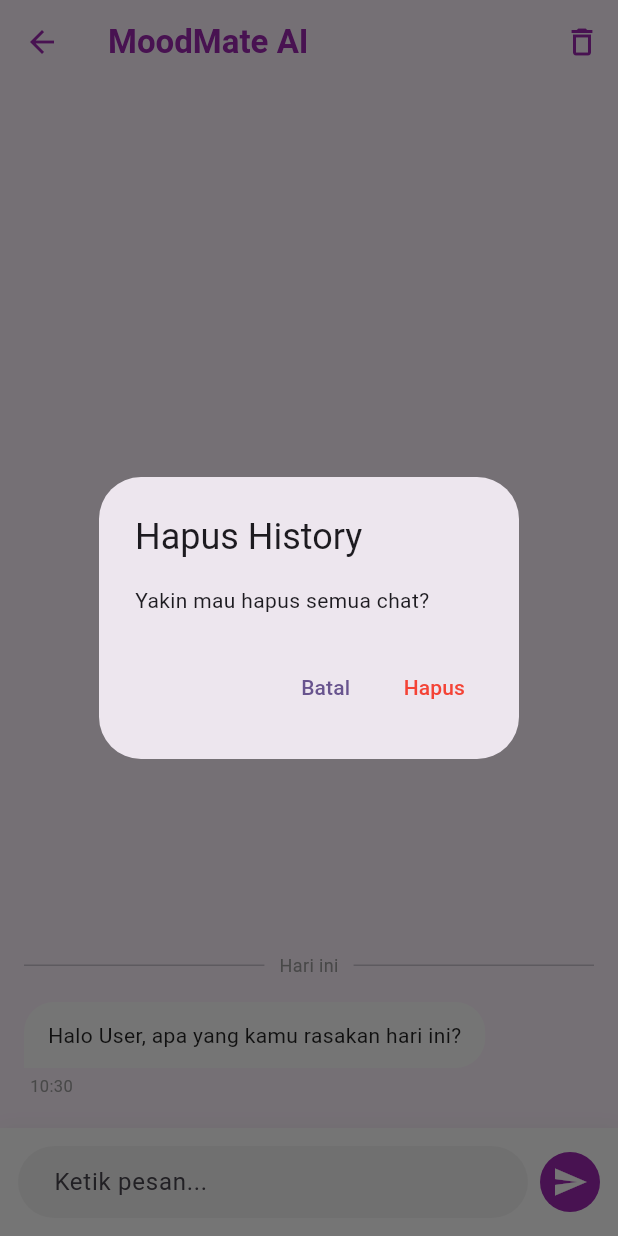
After one commit to ainylestari/ProjectAkhir_TPM, a Flutter app: the ChatScreen screen opened directly, after a tap on the "delete outline" icon, on a phone screen of 412 x 824 dp. The commit adds this screen. Run offline on Flutter 3.47's test engine with Material 3 defaults, Android fonts, the phone set to English and light mode, and no system bars; our stand-ins replace flutter_dotenv, geolocator, image_picker, local_auth, shared_preferences, sqflite; accounts and stored records are empty.

Commit message:
chat bot selesai, lbs masih bug

```diff
--- a/lib/database.dart
+++ b/lib/database.dart
@@ -376,6 +376,11 @@ class DatabaseHelper {
     return await db.insert('explore', row);
   }
 
+  Future<void> clearExplore() async {
+    final db = await database;
+    await db.delete('explore');
+  }
+
   /// =====================================================
   /// CHAT HISTORY SECTION
   /// =====================================================
--- /dev/null
+++ b/lib/models/chat_model.dart
@@ -0,0 +1,29 @@
+class ChatMessage {
+  final String text;
+  final String role; // 'user' atau 'ai'
+  final DateTime timestamp;
+
+  ChatMessage({
+    required this.text,
+    required this.role,
+    required this.timestamp,
+  });
+
+  // Untuk simpan ke database atau log
+  Map<String, dynamic> toMap() {
+    return {
+      'text': text,
+      'role': role,
+      'timestamp': timestamp.toIso8601String(),
+    };
+  }
+
+  // Untuk ambil data dari database
+  factory ChatMessage.fromMap(Map<String, dynamic> map) {
+    return ChatMessage(
+      text: map['text'],
+      role: map['role'],
+      timestamp: DateTime.parse(map['timestamp']),
+    );
+  }
+}
--- /dev/null
+++ b/lib/screens/chats.dart
@@ -0,0 +1,329 @@
+import 'package:tpm_tugasakhir/database.dart';
+import 'package:flutter/material.dart';
+import '../services/session.dart';
+import '../models/user_model.dart';
+import '../services/chat_service.dart';
+import '../models/chat_model.dart';
+
+class ChatScreen extends StatefulWidget {
+  const ChatScreen({super.key});
+
+  @override
+  State<ChatScreen> createState() => _ChatScreenState();
+}
+
+class _ChatScreenState extends State<ChatScreen> {
+  final TextEditingController _messageController = TextEditingController();
+  final List<ChatMessage> _messages = [];
+  final ChatService _chatService = ChatService();
+  final ScrollController _scrollController = ScrollController();
+
+  UserModel? currentUser;
+  bool _isLoading = false;
+
+
+  String _formatTime(DateTime dt) {
+    return "${dt.hour.toString().padLeft(2, '0')}:${dt.minute.toString().padLeft(2, '0')}";
+  }
+
+  String _formatDateLabel(DateTime dt) {
+    final now = DateTime.now();
+    final today = DateTime(now.year, now.month, now.day);
+    final yesterday = today.subtract(const Duration(days: 1));
+    final msgDate = DateTime(dt.year, dt.month, dt.day);
+
+    if (msgDate == today) return "Hari ini";
+    if (msgDate == yesterday) return "Kemarin";
+    return "${dt.day}/${dt.month}/${dt.year}";
+  }
+
+  bool _isDifferentDay(int index) {
+    if (index == 0) return true;
+    final curr = _messages[index].timestamp;
+    final prev = _messages[index - 1].timestamp;
+    return DateTime(curr.year, curr.month, curr.day) !=
+        DateTime(prev.year, prev.month, prev.day);
+  }
+
+
+  @override
+  void initState() {
+    super.initState();
+    _loadUser();
+  }
+
+  void _loadUser() async {
+    final user = await SessionManager().getUser();
+    if (!mounted) return;
+
+    // load history dari database
+    final history = await DatabaseHelper.instance.getChatHistory(user?.email ?? '');
+
+    setState(() {
+      currentUser = user;
+      _messages.addAll(history.map((e) => ChatMessage(
+        text: e['message'] as String,
+        role: e['role'] as String,
+        timestamp: DateTime.now(),
+      )));
+    });
+
+    if (_messages.isEmpty) {
+      final welcomeMsg = "Halo ${user?.username ?? 'User'}, apa yang kamu rasakan hari ini?";
+
+      await DatabaseHelper.instance.insertChat({
+        'email': user?.email ?? '',
+        'role': 'ai',
+        'message': welcomeMsg,
+        'timestamp': DateTime.now().toIso8601String(),
+      });
+
+      if (!mounted) return;
+      setState(() {
+        _messages.add(ChatMessage(
+          text: welcomeMsg,
+          role: "ai",
+          timestamp: DateTime.now(),
+        ));
+      });
+    };
+  }
+
+  void _sendMessage() async {
+    if (_messageController.text.trim().isEmpty) return;
+
+    String userMsg = _messageController.text.trim();
+    setState(() {
+      _messages.add(ChatMessage(
+        text: userMsg,
+        role: "user",
+        timestamp: DateTime.now(),
+      ));
+      _isLoading = true;
+    });
+    _messageController.clear();
+    _scrollToBottom();
+
+    final reply = await _chatService.sendMessage(userMsg);
+
+    if (!mounted) return;
+    setState(() {
+      _messages.add(ChatMessage(
+        text: reply,
+        role: "ai",
+        timestamp: DateTime.now(),
+      ));
+      _isLoading = false;
+    });
+
+    // simpan ke DB
+    await DatabaseHelper.instance.insertChat({
+      'email': currentUser?.email ?? '',
+      'role': 'user',
+      'message': userMsg,
+      'timestamp': DateTime.now().toIso8601String(),
+    });
+
+    await DatabaseHelper.instance.insertChat({
+      'email': currentUser?.email ?? '',
+      'role': 'ai',
+      'message': reply,
+      'timestamp': DateTime.now().toIso8601String(),
+    });
+  }
+
+  void _clearHistory() async {
+    await DatabaseHelper.instance.clearChat(currentUser?.email ?? '');
+    _chatService.clearHistory();
+
+    final welcomeMsg = "Halo ${currentUser?.username ?? 'User'}, apa yang kamu rasakan hari ini?";
+
+    await DatabaseHelper.instance.insertChat({
+      'email': currentUser?.email ?? '',
+      'role': 'ai',
+      'message': welcomeMsg,
+      'timestamp': DateTime.now().toIso8601String(),
+    });
+
+    if (!mounted) return;
+    setState(() {
+      _messages.clear();
+      _messages.add(ChatMessage(
+        text: welcomeMsg,
+        role: "ai",
+        timestamp: DateTime.now(),
+      ));
+    });
+  }
+
+  // animasi scroll bawah
+  void _scrollToBottom() {
+    Future.delayed(const Duration(milliseconds: 100), () {
+      if (_scrollController.hasClients) {
+        _scrollController.animateTo(
+          _scrollController.position.maxScrollExtent,
+          duration: const Duration(milliseconds: 300),
+          curve: Curves.easeOut,
+        );
+      }
+    });
+  }
+
+  @override
+  void dispose() {
+    _messageController.dispose();
+    _scrollController.dispose();
+    super.dispose();
+  }
+
+  @override
+  Widget build(BuildContext context) {
+    return Scaffold(
+      appBar: AppBar(
+        title: const Text("MoodMate AI", style: TextStyle(fontWeight: FontWeight.bold)),
+        backgroundColor: Colors.transparent,
+        elevation: 0,
+        foregroundColor: Colors.purple,
+
+        actions: [
+          IconButton(
+            icon: const Icon(Icons.delete_outline),
+            onPressed: () {
+              showDialog(
+                context: context,
+                builder: (_) => AlertDialog(
+                  title: const Text("Hapus History"),
+                  content: const Text("Yakin mau hapus semua chat?"),
+                  actions: [
+                    TextButton(
+                      onPressed: () => Navigator.pop(context),
+                      child: const Text("Batal"),
+                    ),
+                    TextButton(
+                      onPressed: () {
+                        Navigator.pop(context);
+                        _clearHistory();
+                      },
+                      child: const Text("Hapus", style: TextStyle(color: Colors.red)),
+                    ),
+                  ],
+                ),
+              );
+            },
+          ),
+        ],
+      ),
+      body: Column(
+        children: [
+          Expanded(
+            child: ListView.builder(
+              controller: _scrollController,
+              reverse: true, // biar scroll dari bawah
+              padding: const EdgeInsets.all(16),
+              itemCount: _messages.length,
+              itemBuilder: (context, index) {
+                final msg = _messages[_messages.length - 1 - index];
+                final isUser = msg.role == "user";
+                return Column(
+                  children: [
+                    if (_isDifferentDay(_messages.length - 1 - index))
+                      Container(
+                        margin: const EdgeInsets.symmetric(vertical: 12),
+                        child: Row(
+                          children: [
+                            const Expanded(child: Divider()),
+                            Padding(
+                              padding: const EdgeInsets.symmetric(horizontal: 10),
+                              child: Text(
+                                _formatDateLabel(msg.timestamp),
+                                style: const TextStyle(color: Colors.grey, fontSize: 12),
+                              ),
+                            ),
+                            const Expanded(child: Divider()),
+                          ],
+                        ),
+                      ),
+                    _buildChatBubble(msg.text, isUser, msg.timestamp),
+                  ],
+                );
+              },
+            ),
+          ),
+          if (_isLoading) const LinearProgressIndicator(color: Colors.purple),
+          _buildInputArea(),
+        ],
+      ),
+    );
+  }
+
+  Widget _buildChatBubble(String text, bool isUser, DateTime timestamp) {
+    return Align(
+      alignment: isUser ? Alignment.centerRight : Alignment.centerLeft,
+      child: Column(
+        crossAxisAlignment: isUser ? CrossAxisAlignment.end : CrossAxisAlignment.start,
+        children: [
+          Container(
+            margin: const EdgeInsets.symmetric(vertical: 4),
+            padding: const EdgeInsets.symmetric(horizontal: 16, vertical: 12),
+            decoration: BoxDecoration(
+              color: isUser ? Colors.purple : Colors.white,
+              borderRadius: BorderRadius.only(
+                topLeft: const Radius.circular(20),
+                topRight: const Radius.circular(20),
+                bottomLeft: Radius.circular(isUser ? 20 : 0),
+                bottomRight: Radius.circular(isUser ? 0 : 20),
+              ),
+            ),
+            child: Text(
+              text,
+              style: TextStyle(color: isUser ? Colors.white : Colors.black87),
+            ),
+          ),
+          Padding(
+            padding: const EdgeInsets.only(bottom: 4, left: 4, right: 4),
+            child: Text(
+              _formatTime(timestamp),
+              style: const TextStyle(color: Colors.grey, fontSize: 11),
+            ),
+          ),
+        ],
+      ),
+    );
+  }
+
+  Widget _buildInputArea() {
+    return Container(
+      padding: const EdgeInsets.all(12),
+      decoration: BoxDecoration(color: Colors.white, boxShadow: [
+        BoxShadow(color: Colors.grey.withOpacity(0.1), spreadRadius: 1, blurRadius: 10)
+      ]),
+      child: Row(
+        children: [
+          Expanded(
+            child: TextField(
+              controller: _messageController,
+              decoration: InputDecoration(
+                hintText: "Ketik pesan...",
+                border: OutlineInputBorder(
+                  borderRadius: BorderRadius.circular(30),
+                  borderSide: BorderSide.none,
+                ),
+                filled: true,
+                fillColor: Colors.grey[100],
+                contentPadding: const EdgeInsets.symmetric(horizontal: 20),
+              ),
+            ),
+          ),
+          const SizedBox(width: 8),
+          CircleAvatar(
+            backgroundColor: Colors.purple,
+            child: IconButton(
+              icon: const Icon(Icons.send, color: Colors.white),
+              onPressed: _sendMessage,
+            ),
+          ),
+        ],
+      ),
+    );
+  }
+}
--- /dev/null
+++ b/lib/services/chat_service.dart
@@ -0,0 +1,51 @@
+import 'dart:convert';
+import 'package:http/http.dart' as http;
+import 'package:flutter_dotenv/flutter_dotenv.dart';
+
+class ChatService {
+  final String apiKey = dotenv.env['groq_api'] ?? '';
+
+  final List<Map<String, String>> _history = [
+    {
+      "role": "system",
+      "content": "Nama kamu adalah MoodMate AI. Kamu adalah asisten yang empati, "
+          "mendukung, dan ramah untuk membantu pengguna mengelola suasana hati mereka. "
+          "Gunakan bahasa Indonesia yang santai tapi sopan."
+    }
+  ];
+
+  void clearHistory() {
+  _history.removeWhere((e) => e['role'] != 'system');
+  }
+
+  Future<String> sendMessage(String message) async {
+    _history.add({"role": "user", "content": message});
+
+    try {
+      final response = await http.post(
+        Uri.parse("https://api.groq.com/openai/v1/chat/completions"),
+        headers: {
+          "Authorization": "Bearer $apiKey",
+          "Content-Type": "application/json",
+        },
+        body: jsonEncode({
+          "model": "llama-3.3-70b-versatile",
+          "messages": _history,
+        }),
+      );
+
+      if (response.statusCode == 200) {
+        final data = jsonDecode(response.body);
+        final reply = data['choices'][0]['message']['content'] as String;
+        _history.add({"role": "assistant", "content": reply});
+        return reply;
+      } else {
+        print("GROQ ERROR: ${response.body}");
+        return "Maaf, ada masalah koneksi. Coba lagi ya!";
+      }
+    } catch (e) {
+      print("GROQ ERROR: $e");
+      return "Waduh, koneksi ke MoodMate AI lagi bermasalah nih. Coba lagi ya!";
+    }
+  }
+}
--- a/lib/services/location_service.dart
+++ b/lib/services/location_service.dart
@@ -61,7 +61,7 @@ class LocationService {
           'category': categoryName,
           'lat': element['latitude'] ?? 0.0,
           'lng': element['longitude'] ?? 0.0,
-          'imagePath': fsqImage,
+          'imagePath': '',
           'description': element['location']['formatted_address'] ?? 'Lokasi di sekitar kamu'
         });
       }
@@ -77,7 +77,7 @@ class LocationService {
 
       List<Destination> nearbyResult = [];
 
-      // filter destinasi radius 10km
+      // filter destinasi radius 15km
       for (var dest in allDestinations) {
         double distanceInMeters = Geolocator.distanceBetween(
           userPos.latitude, userPos.longitude,
--- a/pubspec.yaml
+++ b/pubspec.yaml
@@ -28,6 +28,7 @@ dependencies:
   latlong2: ^0.9.1
   geolocator: ^14.0.2
   uuid: ^4.5.3
+  google_generative_ai: ^0.4.0
 
 dev_dependencies:
   flutter_test:
```
Also changed, not shown: lib/screens/explore.dart (+10 -2 lines), lib/screens/home.dart (+14 -3 lines), lib/services/fsq_service.dart (+21 -6 lines), pubspec.lock.
